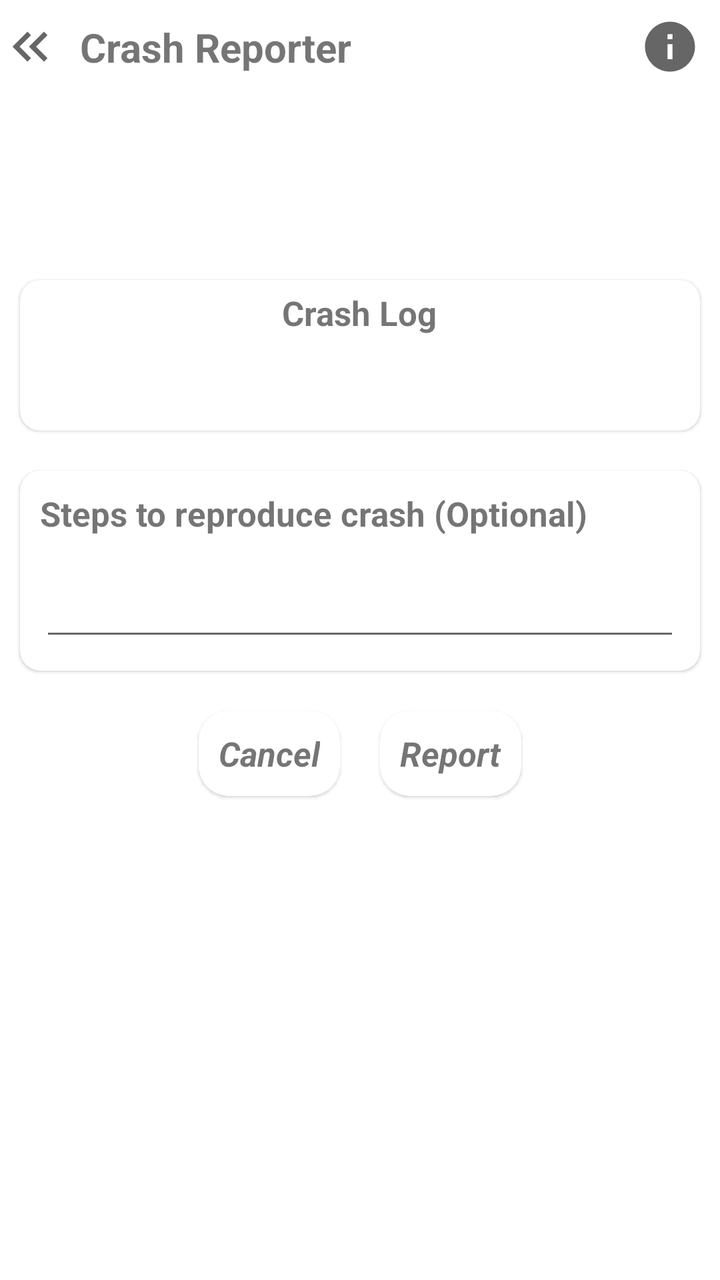
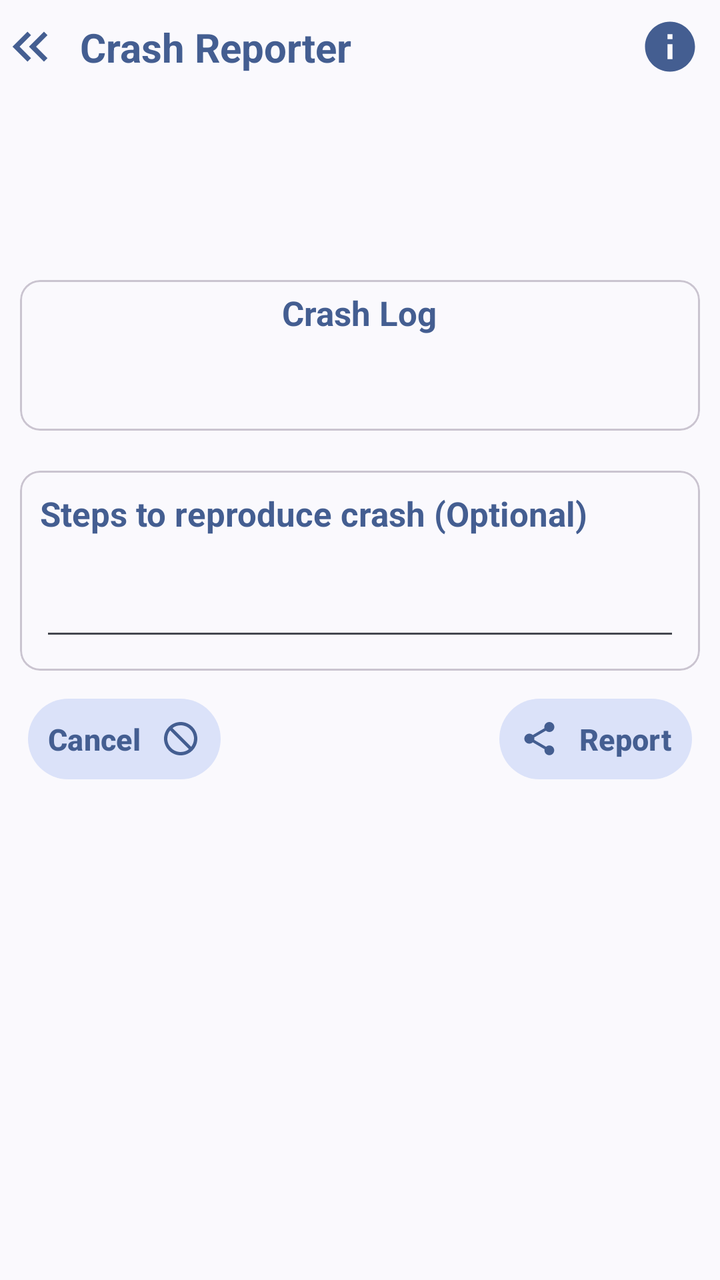

Compare the two renders of this Android layout. The source of the first and the diff that turns it into the second are given below.
<!-- AndroidManifest.xml: another module's application theme Theme.CR -->
<!-- res/layout/activity_crash_reporter.xml -->
<androidx.appcompat.widget.LinearLayoutCompat
    android:layout_width="match_parent"
    android:layout_height="match_parent"
    xmlns:tools="http://schemas.android.com/tools"
    xmlns:android="http://schemas.android.com/apk/res/android"
    xmlns:app="http://schemas.android.com/apk/res-auto"
    android:layout_gravity="center"
    android:orientation="vertical"
    android:gravity="top" >

        <FrameLayout
            android:layout_width="match_parent"
            android:layout_height="wrap_content"
            android:gravity="center_vertical" >

                <androidx.appcompat.widget.AppCompatImageButton
                    android:id="@+id/back"
                    android:layout_width="wrap_content"
                    android:layout_height="wrap_content"
                    android:layout_gravity="start|center_vertical"
                    android:background="@null"
                    android:layout_marginEnd="10dp"
                    android:src="@drawable/ic_back"
                    android:scaleType="center" />

                <com.google.android.material.textview.MaterialTextView
                    android:layout_width="match_parent"
                    android:layout_height="wrap_content"
                    android:gravity="center_vertical"
                    android:layout_marginStart="30dp"
                    android:text="@string/library_name"
                    android:textStyle="bold"
                    android:textSize="20sp"
                    android:padding="10dp" />

                <androidx.appcompat.widget.AppCompatImageButton
                    android:id="@+id/info"
                    android:layout_width="wrap_content"
                    android:layout_height="wrap_content"
                    android:layout_gravity="end|center_vertical"
                    android:layout_marginEnd="10dp"
                    android:src="@drawable/ic_info"
                    android:background="@null"
                    android:scaleType="center" />
        </FrameLayout>

        <androidx.core.widget.NestedScrollView
            android:layout_width="match_parent"
            android:layout_height="wrap_content" >

                <androidx.appcompat.widget.LinearLayoutCompat
                    android:layout_width="match_parent"
                    android:layout_height="wrap_content"
                    android:orientation="vertical" >

                        <com.google.android.material.textview.MaterialTextView
                            android:id="@+id/request_message"
                            android:layout_width="wrap_content"
                            android:layout_height="wrap_content"
                            android:layout_margin="10dp"
                            android:textStyle="italic"
                            android:gravity="start"
                            android:textSize="15sp" />

                        <com.google.android.material.textview.MaterialTextView
                            android:id="@+id/contact_details"
                            android:layout_width="wrap_content"
                            android:layout_height="wrap_content"
                            android:textStyle="bold|italic"
                            android:layout_gravity="center"
                            android:textIsSelectable="true"
                            android:layout_margin="10dp"
                            android:textSize="17sp" />

                        <com.google.android.material.card.MaterialCardView
                            android:layout_width="match_parent"
                            android:layout_height="wrap_content"
                            android:layout_margin="10dp"
                            app:cardCornerRadius="10dp" >

                                <androidx.appcompat.widget.LinearLayoutCompat
                                    android:layout_width="match_parent"
                                    android:layout_height="wrap_content"
                                    android:orientation="vertical" >

                                        <com.google.android.material.textview.MaterialTextView
                                            android:layout_width="wrap_content"
                                            android:layout_height="wrap_content"
                                            android:text="@string/crash_log"
                                            android:layout_gravity="center"
                                            android:layout_margin="5dp"
                                            android:textStyle="bold"
                                            android:textSize="17sp" />

                                        <HorizontalScrollView
                                            android:layout_width="match_parent"
                                            android:layout_height="wrap_content"
                                            android:layout_margin="10dp"
                                            tools:targetApi="cupcake" >

                                                <com.google.android.material.textview.MaterialTextView
                                                    android:id="@+id/crash_log"
                                                    android:layout_width="wrap_content"
                                                    android:layout_height="wrap_content"
                                                    android:textIsSelectable="true"
                                                    android:textStyle="bold|italic"
                                                    android:gravity="start"
                                                    android:textSize="17sp" />
                                        </HorizontalScrollView>
                                </androidx.appcompat.widget.LinearLayoutCompat>
                        </com.google.android.material.card.MaterialCardView>

                        <com.google.android.material.card.MaterialCardView
                            android:layout_width="match_parent"
                            android:layout_height="wrap_content"
                            android:layout_margin="10dp"
                            app:cardCornerRadius="10dp" >

                                <androidx.appcompat.widget.LinearLayoutCompat
                                    android:layout_width="match_parent"
                                    android:layout_height="wrap_content"
                                    android:orientation="vertical" >

                                        <com.google.android.material.textview.MaterialTextView
                                            android:layout_width="wrap_content"
                                            android:layout_height="wrap_content"
                                            android:text="@string/crash_reproduce_steps"
                                            android:layout_margin="10dp"
                                            android:textStyle="bold"
                                            android:gravity="start"
                                            android:textSize="17sp" />

                                        <androidx.appcompat.widget.AppCompatEditText
                                            android:id="@+id/crash_steps"
                                            android:layout_width="match_parent"
                                            android:layout_height="wrap_content"
                                            android:textStyle="bold|italic"
                                            android:layout_margin="10dp"
                                            android:gravity="start"
                                            android:textSize="15sp" />
                                </androidx.appcompat.widget.LinearLayoutCompat>
                        </com.google.android.material.card.MaterialCardView>

                        <androidx.appcompat.widget.LinearLayoutCompat
                            android:layout_width="match_parent"
                            android:layout_height="wrap_content"
                            android:orientation="horizontal"
                            android:layout_gravity="center"
                            android:gravity="center" >

                                <com.google.android.material.card.MaterialCardView
                                    android:id="@+id/cancel_button"
                                    android:layout_width="wrap_content"
                                    android:layout_height="wrap_content"
                                    android:layout_margin="10dp"
                                    app:cardCornerRadius="15dp" >

                                        <com.google.android.material.textview.MaterialTextView
                                            android:layout_width="wrap_content"
                                            android:layout_height="wrap_content"
                                            android:textStyle="bold|italic"
                                            android:text="@string/cancel"
                                            android:layout_margin="10dp"
                                            android:clickable="false"
                                            android:gravity="start"
                                            android:textSize="17sp" />
                                </com.google.android.material.card.MaterialCardView>

                                <com.google.android.material.card.MaterialCardView
                                    android:id="@+id/report_button"
                                    android:layout_width="wrap_content"
                                    android:layout_height="wrap_content"
                                    android:layout_margin="10dp"
                                    app:cardCornerRadius="15dp" >

                                        <com.google.android.material.textview.MaterialTextView
                                            android:layout_width="wrap_content"
                                            android:layout_height="wrap_content"
                                            android:textStyle="bold|italic"
                                            android:text="@string/report"
                                            android:layout_margin="10dp"
                                            android:clickable="false"
                                            android:gravity="start"
                                            android:textSize="17sp" />
                                </com.google.android.material.card.MaterialCardView>
                        </androidx.appcompat.widget.LinearLayoutCompat>
                </androidx.appcompat.widget.LinearLayoutCompat>
        </androidx.core.widget.NestedScrollView>
</androidx.appcompat.widget.LinearLayoutCompat>
<!-- resources referenced by this layout -->
<resources>
  <!-- drawable ic_back (drawable) -->
  <vector android:height="30dp" android:tint="?attr/colorControlNormal"
      android:viewportHeight="24" android:viewportWidth="24"
      android:width="30dp" xmlns:android="http://schemas.android.com/apk/res/android">
      <path android:fillColor="@android:color/white" android:pathData="M17.59,18l1.41,-1.41l-4.58,-4.59l4.58,-4.59l-1.41,-1.41l-6,6z"/>
      <path android:fillColor="@android:color/white" android:pathData="M11,18l1.41,-1.41l-4.58,-4.59l4.58,-4.59l-1.41,-1.41l-6,6z"/>
  </vector>
  <!-- drawable ic_info (drawable) -->
  <vector android:height="30dp" android:tint="?attr/colorControlNormal"
      android:viewportHeight="24" android:viewportWidth="24"
      android:width="30dp" xmlns:android="http://schemas.android.com/apk/res/android">
      <path android:fillColor="@android:color/white" android:pathData="M12,2C6.48,2 2,6.48 2,12s4.48,10 10,10 10,-4.48 10,-10S17.52,2 12,2zM13,17h-2v-6h2v6zM13,9h-2L11,7h2v2z"/>
  </vector>
  <string name="cancel">Cancel</string>
  <string name="crash_log">Crash Log</string>
  <string name="crash_reproduce_steps">Steps to reproduce crash (Optional)</string>
  <string name="library_name">Crash Reporter</string>
  <string name="report">Report</string>
  <style name="Theme.CR" parent="Theme.MaterialComponents.DayNight.DarkActionBar">
          <item name="windowNoTitle">true</item>
          <item name="colorSecondary">@color/blue</item>
          <item name="android:statusBarColor" tools:targetApi="lollipop">@color/blue</item>
      </style>
  <color name="blue">#4285f4</color>
</resources>

<!-- the commit's change to res/layout/activity_crash_reporter.xml (unified diff, before → after) -->
@@ -1,4 +1,5 @@
 <androidx.appcompat.widget.LinearLayoutCompat
+    android:id="@+id/layout_root"
     android:layout_width="match_parent"
     android:layout_height="match_parent"
     xmlns:tools="http://schemas.android.com/tools"
@@ -18,6 +19,7 @@
                     android:layout_width="wrap_content"
                     android:layout_height="wrap_content"
                     android:layout_gravity="start|center_vertical"
+                    android:tint="?attr/colorPrimary"
                     android:background="@null"
                     android:layout_marginEnd="10dp"
                     android:src="@drawable/ic_back"
@@ -29,6 +31,7 @@
                     android:gravity="center_vertical"
                     android:layout_marginStart="30dp"
                     android:text="@string/library_name"
+                    android:textColor="?attr/colorPrimary"
                     android:textStyle="bold"
                     android:textSize="20sp"
                     android:padding="10dp" />
@@ -38,6 +41,7 @@
                     android:layout_width="wrap_content"
                     android:layout_height="wrap_content"
                     android:layout_gravity="end|center_vertical"
+                    android:tint="?attr/colorPrimary"
                     android:layout_marginEnd="10dp"
                     android:src="@drawable/ic_info"
                     android:background="@null"
@@ -66,6 +70,7 @@
                             android:id="@+id/contact_details"
                             android:layout_width="wrap_content"
                             android:layout_height="wrap_content"
+                            android:textColor="?attr/colorPrimary"
                             android:textStyle="bold|italic"
                             android:layout_gravity="center"
                             android:textIsSelectable="true"
@@ -86,6 +91,7 @@
                                         <com.google.android.material.textview.MaterialTextView
                                             android:layout_width="wrap_content"
                                             android:layout_height="wrap_content"
+                                            android:textColor="?attr/colorPrimary"
                                             android:text="@string/crash_log"
                                             android:layout_gravity="center"
                                             android:layout_margin="5dp"
@@ -125,6 +131,7 @@
                                             android:layout_width="wrap_content"
                                             android:layout_height="wrap_content"
                                             android:text="@string/crash_reproduce_steps"
+                                            android:textColor="?attr/colorPrimary"
                                             android:layout_margin="10dp"
                                             android:textStyle="bold"
                                             android:gravity="start"
@@ -142,47 +149,48 @@
                         </com.google.android.material.card.MaterialCardView>
 
                         <androidx.appcompat.widget.LinearLayoutCompat
-                            android:layout_width="match_parent"
+                            android:layout_width="wrap_content"
                             android:layout_height="wrap_content"
                             android:orientation="horizontal"
                             android:layout_gravity="center"
                             android:gravity="center" >
 
-                                <com.google.android.material.card.MaterialCardView
+                                <com.google.android.material.button.MaterialButton
                                     android:id="@+id/cancel_button"
                                     android:layout_width="wrap_content"
                                     android:layout_height="wrap_content"
-                                    android:layout_margin="10dp"
-                                    app:cardCornerRadius="15dp" >
+                                    style="?attr/materialIconButtonFilledTonalStyle"
+                                    android:textColor="?attr/colorPrimary"
+                                    app:iconTint="?attr/colorPrimary"
+                                    android:layout_marginStart="10dp"
+                                    app:icon="@drawable/ic_cancel"
+                                    android:text="@string/cancel"
+                                    app:iconGravity="textEnd"
+                                    android:textStyle="bold"
+                                    android:textSize="15sp"
+                                    app:iconPadding="10dp"
+                                    android:padding="10dp" />
 
-                                        <com.google.android.material.textview.MaterialTextView
-                                            android:layout_width="wrap_content"
-                                            android:layout_height="wrap_content"
-                                            android:textStyle="bold|italic"
-                                            android:text="@string/cancel"
-                                            android:layout_margin="10dp"
-                                            android:clickable="false"
-                                            android:gravity="start"
-                                            android:textSize="17sp" />
-                                </com.google.android.material.card.MaterialCardView>
+                                <View
+                                    android:layout_width="0dp"
+                                    android:layout_height="0dp"
+                                    android:layout_weight="1" />
 
-                                <com.google.android.material.card.MaterialCardView
+                                <com.google.android.material.button.MaterialButton
                                     android:id="@+id/report_button"
                                     android:layout_width="wrap_content"
                                     android:layout_height="wrap_content"
-                                    android:layout_margin="10dp"
-                                    app:cardCornerRadius="15dp" >
-
-                                        <com.google.android.material.textview.MaterialTextView
-                                            android:layout_width="wrap_content"
-                                            android:layout_height="wrap_content"
-                                            android:textStyle="bold|italic"
-                                            android:text="@string/report"
-                                            android:layout_margin="10dp"
-                                            android:clickable="false"
-                                            android:gravity="start"
-                                            android:textSize="17sp" />
-                                </com.google.android.material.card.MaterialCardView>
+                                    style="?attr/materialIconButtonFilledTonalStyle"
+                                    android:textColor="?attr/colorPrimary"
+                                    app:iconTint="?attr/colorPrimary"
+                                    android:layout_marginEnd="10dp"
+                                    app:icon="@drawable/ic_share"
+                                    android:text="@string/report"
+                                    app:iconGravity="textStart"
+                                    android:textStyle="bold"
+                                    android:textSize="15sp"
+                                    app:iconPadding="10dp"
+                                    android:padding="10dp" />
                         </androidx.appcompat.widget.LinearLayoutCompat>
                 </androidx.appcompat.widget.LinearLayoutCompat>
         </androidx.core.widget.NestedScrollView>
<!-- resource entries referenced after the edit -->
@@ -7,22 +7,30 @@
       <path android:fillColor="@android:color/white" android:pathData="M17.59,18l1.41,-1.41l-4.58,-4.59l4.58,-4.59l-1.41,-1.41l-6,6z"/>
       <path android:fillColor="@android:color/white" android:pathData="M11,18l1.41,-1.41l-4.58,-4.59l4.58,-4.59l-1.41,-1.41l-6,6z"/>
   </vector>
+  <!-- drawable ic_cancel (drawable) -->
+  <vector xmlns:android="http://schemas.android.com/apk/res/android"
+      android:height="24dp" android:width="24dp" android:viewportWidth="24" android:viewportHeight="24">
+      <path android:fillColor="@android:color/white" android:pathData="M12 2C17.5 2 22 6.5 22 12S17.5 22 12 22 2 17.5 2 12 6.5 2 12 2M12 4C10.1 4 8.4 4.6 7.1 5.7L18.3 16.9C19.3 15.5 20 13.8 20 12C20 7.6 16.4 4 12 4M16.9 18.3L5.7 7.1C4.6 8.4 4 10.1 4 12C4 16.4 7.6 20 12 20C13.9 20 15.6 19.4 16.9 18.3Z" />
+  </vector>
   <!-- drawable ic_info (drawable) -->
   <vector android:height="30dp" android:tint="?attr/colorControlNormal"
       android:viewportHeight="24" android:viewportWidth="24"
       android:width="30dp" xmlns:android="http://schemas.android.com/apk/res/android">
       <path android:fillColor="@android:color/white" android:pathData="M12,2C6.48,2 2,6.48 2,12s4.48,10 10,10 10,-4.48 10,-10S17.52,2 12,2zM13,17h-2v-6h2v6zM13,9h-2L11,7h2v2z"/>
   </vector>
+  <!-- drawable ic_share (drawable) -->
+  <vector android:height="30dp" android:tint="?attr/colorControlNormal"
+      android:viewportHeight="24" android:viewportWidth="24"
+      android:width="30dp" xmlns:android="http://schemas.android.com/apk/res/android">
+      <path android:fillColor="@android:color/white" android:pathData="M18,16.08c-0.76,0 -1.44,0.3 -1.96,0.77L8.91,12.7c0.05,-0.23 0.09,-0.46 0.09,-0.7s-0.04,-0.47 -0.09,-0.7l7.05,-4.11c0.54,0.5 1.25,0.81 2.04,0.81 1.66,0 3,-1.34 3,-3s-1.34,-3 -3,-3 -3,1.34 -3,3c0,0.24 0.04,0.47 0.09,0.7L8.04,9.81C7.5,9.31 6.79,9 6,9c-1.66,0 -3,1.34 -3,3s1.34,3 3,3c0.79,0 1.5,-0.31 2.04,-0.81l7.12,4.16c-0.05,0.21 -0.08,0.43 -0.08,0.65 0,1.61 1.31,2.92 2.92,2.92 1.61,0 2.92,-1.31 2.92,-2.92s-1.31,-2.92 -2.92,-2.92z"/>
+  </vector>
   <string name="cancel">Cancel</string>
   <string name="crash_log">Crash Log</string>
   <string name="crash_reproduce_steps">Steps to reproduce crash (Optional)</string>
   <string name="library_name">Crash Reporter</string>
   <string name="report">Report</string>
-  <style name="Theme.CR" parent="Theme.MaterialComponents.DayNight.DarkActionBar">
+  <style name="Theme.CR" parent="Theme.Material3.DynamicColors.DayNight">
           <item name="windowNoTitle">true</item>
-          <item name="colorSecondary">@color/blue</item>
-          <item name="android:statusBarColor" tools:targetApi="lollipop">@color/blue</item>
       </style>
-  <color name="blue">#4285f4</color>
 </resources>
 
